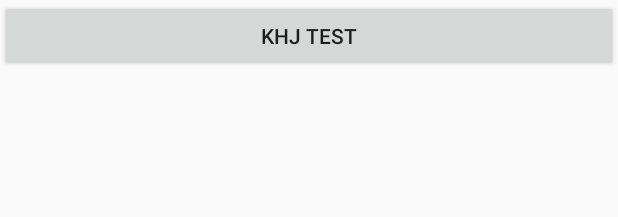
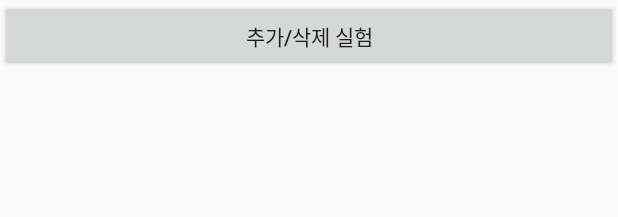
Before and after one commit to kimhyooo/Quiz_Midterm, an Android app: the layout test2.xml on its own in the app's theme, with its tools: preview values and no code run, on a phone screen of 412 x 824 dp. Shown: the top 217 px of the screen. Run offline under Robolectric (Android 15) with nearby library versions, the phone set to English and light mode, and no system bars.

Commit message:
khj test2 -> 추가/삭제

```diff
--- a/app/src/main/res/layout/test.xml
+++ b/app/src/main/res/layout/test2.xml
@@ -3,10 +3,10 @@
     android:layout_width="match_parent"
     android:layout_height="match_parent">
 
-
     <Button
         android:layout_width="match_parent"
         android:layout_height="wrap_content"
-        android:text="khj test" ></Button>
+        android:text="추가/삭제 실험">
 
+    </Button>
 </LinearLayout>
```
